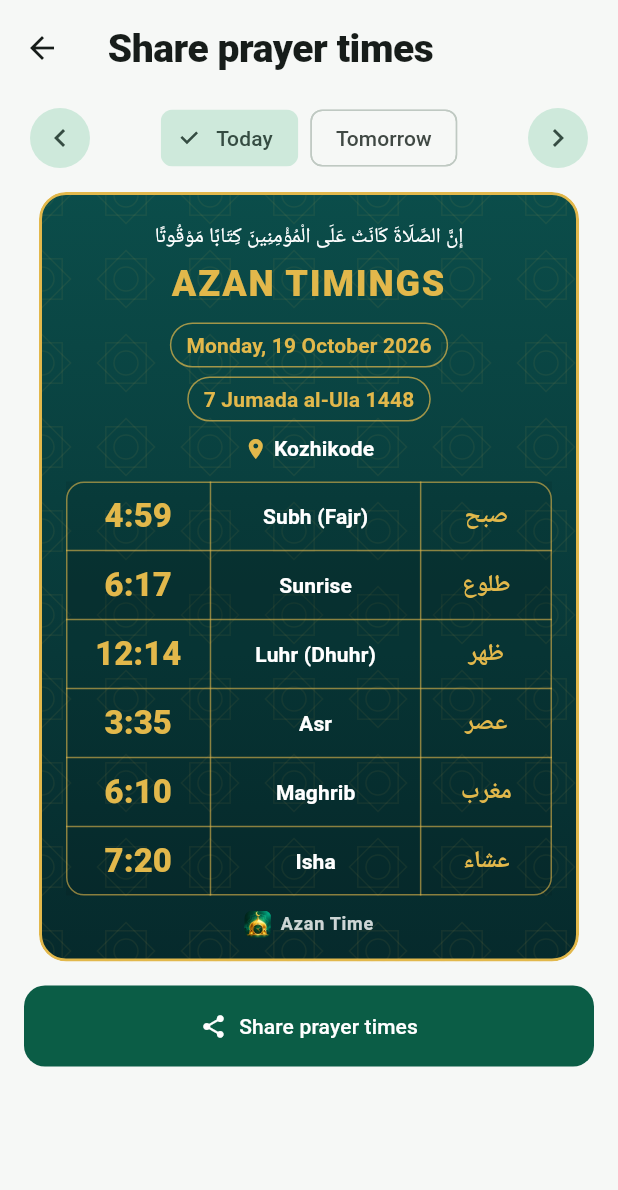
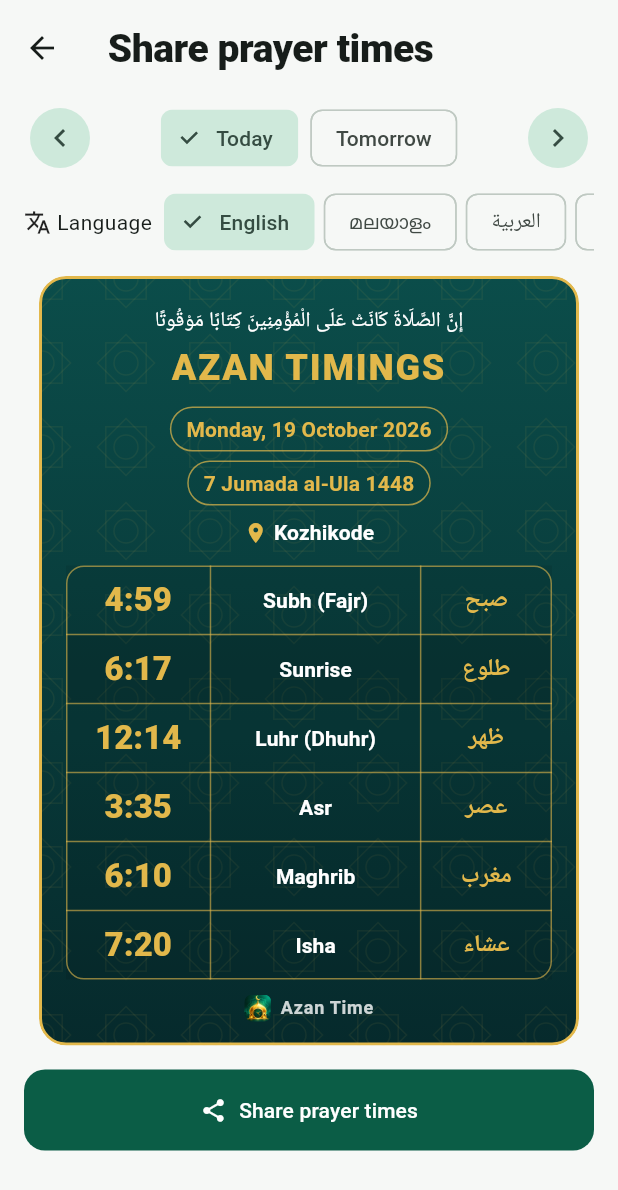
Before and after one commit to maheshraikg/azan-time, a Flutter app: the ShareScreen screen opened directly with empty values, on a phone screen of 412 x 824 dp. Shown: the top 1190 px of the screen. Run offline on Flutter 3.47's test engine with Material 3 defaults, Android fonts, the phone set to English and light mode, and no system bars; our stand-ins replace file_picker, flutter_local_notifications, sensors_plus, share_plus, shared_preferences, timezone and 1 more; accounts and stored records are empty.

Commit message:
Waqt: choose the language of the shared poster
The share screen lists all app languages; the poster and its text
are made in the chosen one without changing the app's language.

Co-Authored-By: Claude Opus 5.5 <noreply@anthropic.com>
Claude-Session: https://claude.ai/code/session_011RQnYZdmTi7RLwqvGgsba4

```diff
--- a/lib/screens/share_screen.dart
+++ b/lib/screens/share_screen.dart
@@ -29,8 +29,11 @@ class _ShareScreenState extends State<ShareScreen> {
   late DateTime _date = widget.date;
   bool _busy = false;
 
-  Future<void> _share(PrayerDay day) async {
-    final settings = context.settings, s = context.s;
+  /// Poster language; the app's language until another is picked.
+  Lang? _lang;
+
+  Future<void> _share(PrayerDay day, Lang lang) async {
+    final settings = context.settings;
     setState(() => _busy = true);
     try {
       final boundary =
@@ -50,7 +53,7 @@ class _ShareScreenState extends State<ShareScreen> {
             ),
           ],
           fileNameOverrides: [name],
-          text: posterText(settings, s, day),
+          text: posterText(settings, lang, day),
         ),
       );
     } finally {
@@ -64,6 +67,7 @@ class _ShareScreenState extends State<ShareScreen> {
     final day = settings.calculator.day(_date.year, _date.month, _date.day);
     final today = settings.today;
     final offset = _date.difference(today).inDays;
+    final lang = _lang ?? settings.lang;
     return Scaffold(
       appBar: AppBar(title: Text(s.shareTimes)),
       body: ListView(
@@ -106,6 +110,36 @@ class _ShareScreenState extends State<ShareScreen> {
               ),
             ],
           ),
+          const SizedBox(height: 8),
+          SizedBox(
+            height: 48,
+            child: ListView(
+              key: const Key('poster-languages'),
+              scrollDirection: Axis.horizontal,
+              children: [
+                Padding(
+                  padding: const EdgeInsetsDirectional.only(end: 8),
+                  child: Row(
+                    children: [
+                      const Icon(Icons.translate, size: 18),
+                      const SizedBox(width: 4),
+                      Text(s.language),
+                    ],
+                  ),
+                ),
+                for (final l in Lang.values)
+                  Padding(
+                    padding: const EdgeInsetsDirectional.only(end: 6),
+                    child: ChoiceChip(
+                      key: ValueKey('poster-${l.name}'),
+                      label: Text(l.nativeName),
+                      selected: lang == l,
+                      onSelected: (_) => setState(() => _lang = l),
+                    ),
+                  ),
+              ],
+            ),
+          ),
           const SizedBox(height: 12),
           Center(
             child: ClipRRect(
@@ -115,8 +149,11 @@ class _ShareScreenState extends State<ShareScreen> {
                 child: RepaintBoundary(
                   key: _poster,
                   child: KeyedSubtree(
-                    key: ValueKey(_date),
-                    child: SizedBox(width: 360, child: PrayerPoster(day: day)),
+                    key: ValueKey((_date, lang)),
+                    child: SizedBox(
+                      width: 360,
+                      child: PrayerPoster(day: day, lang: lang),
+                    ),
                   ),
                 ),
               ),
@@ -135,7 +172,7 @@ class _ShareScreenState extends State<ShareScreen> {
                   )
                 : const Icon(Icons.share),
             label: Text(s.shareTimes),
-            onPressed: _busy ? null : () => _share(day),
+            onPressed: _busy ? null : () => _share(day, lang),
           ),
         ],
       ),
@@ -172,29 +209,38 @@ String _short(AppSettings settings, DateTime utc) {
 }
 
 /// The times as plain text, sent with the picture.
-String posterText(AppSettings settings, S s, PrayerDay day) {
+String posterText(AppSettings settings, Lang lang, PrayerDay day) {
+  final s = S(lang);
+  String time(DateTime utc) => settings.use24h
+      ? _short(settings, utc)
+      : '${_short(settings, utc)} ${amPm(lang, settings.wall(utc).hour)}';
   final b = StringBuffer()
     ..writeln('🕌 ${s.azanTimings} · ${settings.place.label(s.ml)}')
     ..writeln(
-      '${longDate(settings.lang, day.date)} · '
-      '${hijriLabel(settings.lang, day.hijri)}',
+      '${longDate(lang, day.date)} · '
+      '${hijriLabel(lang, day.hijri)}',
     );
   for (final p in _rows) {
-    b.writeln('${s.prayer(p, friday: day.isFriday)}: ${hm(settings, day[p])}');
+    b.writeln('${s.prayer(p, friday: day.isFriday)}: ${time(day[p])}');
   }
   return b.toString().trim();
 }
 
 /// The poster: dark green with gold, like the printed Azan timing cards.
 class PrayerPoster extends StatelessWidget {
-  const PrayerPoster({super.key, required this.day});
+  const PrayerPoster({super.key, required this.day, this.lang});
 
   final PrayerDay day;
 
+  /// Language of the poster; the app's when null.
+  final Lang? lang;
+
   @override
   Widget build(BuildContext context) {
-    final settings = context.settings, s = context.s;
-    final lang = settings.lang;
+    final settings = context.settings;
+    final lang = this.lang ?? settings.lang, s = S(lang);
+    // An Arabic poster already names the prayers in Arabic.
+    final arabicColumn = lang != Lang.ar;
     const gold = kGold;
     const deep = Color(0xFF062A2C);
     const teal = Color(0xFF0B4D4A);
@@ -211,7 +257,9 @@ class PrayerPoster extends StatelessWidget {
       child: child,
     );
 
-    return Container(
+    return Directionality(
+      textDirection: lang.rtl ? TextDirection.rtl : TextDirection.ltr,
+      child: Container(
         decoration: BoxDecoration(
           gradient: const LinearGradient(
             begin: Alignment.topCenter,
@@ -260,7 +308,9 @@ class PrayerPoster extends StatelessWidget {
                           vertical: 4,
                         ),
                         decoration: BoxDecoration(
-                        border: Border.all(color: gold.withValues(alpha: 0.7)),
+                          border: Border.all(
+                            color: gold.withValues(alpha: 0.7),
+                          ),
                           borderRadius: BorderRadius.circular(20),
                         ),
                         child: Text(
@@ -298,10 +348,10 @@ class PrayerPoster extends StatelessWidget {
                     borderRadius: BorderRadius.circular(12),
                   ),
                   defaultVerticalAlignment: TableCellVerticalAlignment.middle,
-                columnWidths: const {
-                  0: FlexColumnWidth(1.1),
-                  1: FlexColumnWidth(1.6),
-                  2: FlexColumnWidth(1),
+                  columnWidths: {
+                    0: const FlexColumnWidth(1.1),
+                    1: const FlexColumnWidth(1.6),
+                    if (arabicColumn) 2: const FlexColumnWidth(1),
                   },
                   children: [
                     for (final p in _rows)
@@ -325,6 +375,7 @@ class PrayerPoster extends StatelessWidget {
                               ),
                             ),
                           ),
+                          if (arabicColumn)
                             cell(
                               Text(
                                 _arabic(p, day.isFriday),
@@ -365,6 +416,7 @@ class PrayerPoster extends StatelessWidget {
             ),
           ),
         ),
+      ),
     );
   }
 }
```
Also changed, not shown: 6 other files. Lines whose indentation alone changed are shown as unchanged.
